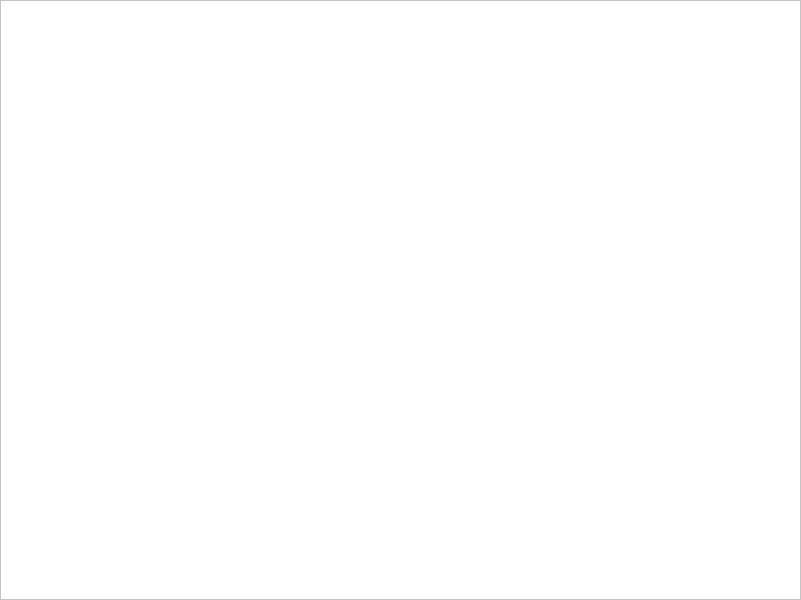
The window that resources/templates/horarios.ui (Danico19827/SLI_Trabajo_Final) describes before a commit, drawn with Qt 5.
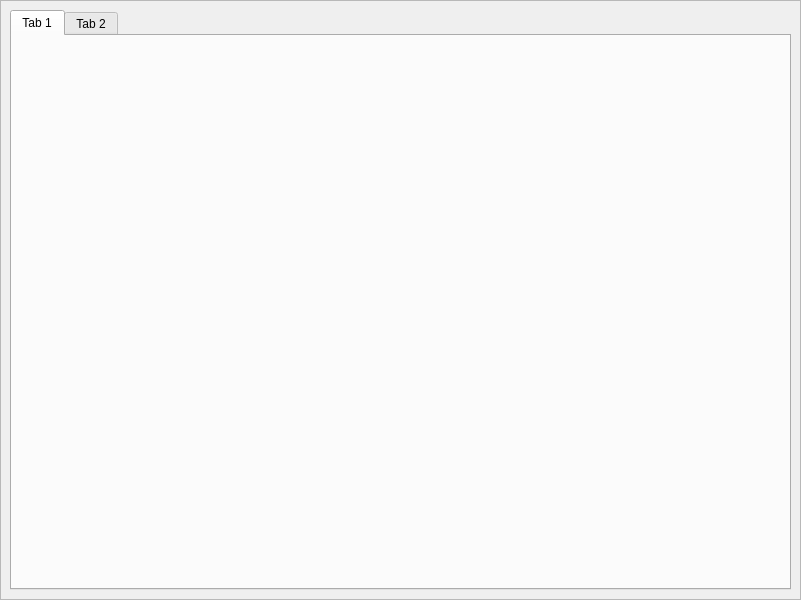
The same window after the commit. Icons and pictures are not drawn.

The edit to the form file:
```diff
--- a/resources/templates/horarios.ui
+++ b/resources/templates/horarios.ui
@@ -14,7 +14,10 @@
    <string>Horario</string>
   </property>
   <widget class="QWidget" name="centralwidget">
-   <layout class="QGridLayout" name="gridLayout">
+   <layout class="QHBoxLayout" name="horizontalLayout">
+    <property name="spacing">
+     <number>0</number>
+    </property>
     <property name="leftMargin">
      <number>0</number>
     </property>
@@ -27,13 +30,10 @@
     <property name="bottomMargin">
      <number>0</number>
     </property>
-    <property name="spacing">
-     <number>0</number>
-    </property>
-    <item row="0" column="0">
+    <item>
      <widget class="QFrame" name="frame">
       <property name="styleSheet">
-       <string notr="true">background-color: rgb(255, 255, 255);</string>
+       <string notr="true">background-image: url(imagenes/fondo.png);</string>
       </property>
       <property name="frameShape">
        <enum>QFrame::StyledPanel</enum>
@@ -41,7 +41,27 @@
       <property name="frameShadow">
        <enum>QFrame::Raised</enum>
       </property>
-      <layout class="QGridLayout" name="gridLayout_2"/>
+      <layout class="QHBoxLayout" name="horizontalLayout_2">
+       <item>
+        <widget class="QTabWidget" name="tabWidget">
+         <property name="styleSheet">
+          <string notr="true">background-image: url(imagenes/frame.png);
+background-position: center;</string>
+         </property>
+         <widget class="QWidget" name="tab">
+          <attribute name="title">
+           <string>Tab 1</string>
+          </attribute>
+          <layout class="QVBoxLayout" name="verticalLayout"/>
+         </widget>
+         <widget class="QWidget" name="tab_2">
+          <attribute name="title">
+           <string>Tab 2</string>
+          </attribute>
+         </widget>
+        </widget>
+       </item>
+      </layout>
      </widget>
     </item>
    </layout>
```
